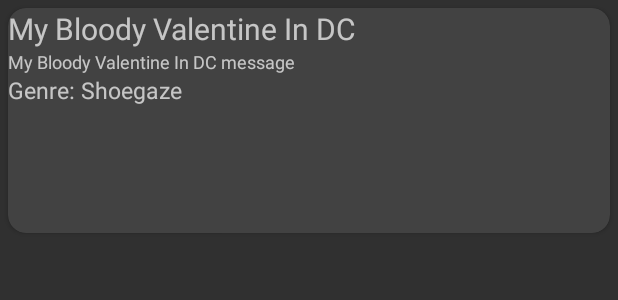
After one commit to xzient/BandU, an Android app: the layout recyclerview_item.xml on its own in the app's theme, with its tools: preview values and no code run, on a phone screen of 412 x 824 dp. The commit adds this screen. Shown: the top 300 px of the screen. Run offline under Robolectric (Android 15) with nearby library versions, the phone set to English and light mode, and no system bars.

Commit message:
Add RecyclerView Home Page 2

```diff
--- /dev/null
+++ b/app/src/main/res/layout/recyclerview_item.xml
@@ -0,0 +1,57 @@
+<?xml version="1.0" encoding="utf-8"?>
+<android.support.v7.widget.CardView xmlns:android="http://schemas.android.com/apk/res/android"
+    android:layout_width="match_parent"
+    android:layout_height="wrap_content"
+    xmlns:app="http://schemas.android.com/apk/res-auto"
+    android:orientation="vertical"
+    android:layout_margin="5dp"
+    app:cardCornerRadius="12dp"
+    android:id="@+id/parent_card_view">
+
+    <LinearLayout
+        android:layout_width="match_parent"
+        android:layout_height="150dp"
+        android:orientation="vertical"
+        >
+
+        <TextView
+            android:layout_width="match_parent"
+            android:layout_height="wrap_content"
+            android:id="@+id/recycler_view_item_title"
+            android:text="My Bloody Valentine In DC"
+            android:textSize="20sp"/>
+
+        <TextView
+            android:layout_width="match_parent"
+            android:layout_height="wrap_content"
+            android:id="@+id/recycler_view_item_message"
+            android:text="My Bloody Valentine In DC message"
+            android:textSize="12sp"/>
+
+        <LinearLayout
+            android:layout_width="match_parent"
+            android:layout_height="wrap_content"
+            android:orientation="horizontal">
+
+            <TextView
+                android:layout_width="wrap_content"
+                android:layout_height="wrap_content"
+                android:id="@+id/recycler_view_item_genre_title"
+                android:text="Genre: "
+                android:textSize="15sp"/>
+            <TextView
+                android:layout_width="wrap_content"
+                android:layout_height="wrap_content"
+                android:id="@+id/recycler_view_item_genre"
+                android:text="Shoegaze"
+                android:textSize="15sp"/>
+
+
+        </LinearLayout>
+
+
+
+
+    </LinearLayout>
+
+</android.support.v7.widget.CardView>
```
Also changed, not shown: app/build.gradle (+8 -2 lines), app/src/main/java/cmsc424/cmsc424_pg11/HomeReaderFragment.java (+45 -0 lines), app/src/main/java/cmsc424/cmsc424_pg11/MessageItem.java (added, +12 -0 lines), app/src/main/java/cmsc424/cmsc424_pg11/RecyclerViewAdapter.java (added, +72 -0 lines), app/src/main/res/layout/activity_base_reader.xml (+11 -2 lines), app/src/main/res/layout/fragment_home_reader.xml (+7 -6 lines), app/src/main/res/menu/drawer_menu_reader.xml (+18 -0 lines).
